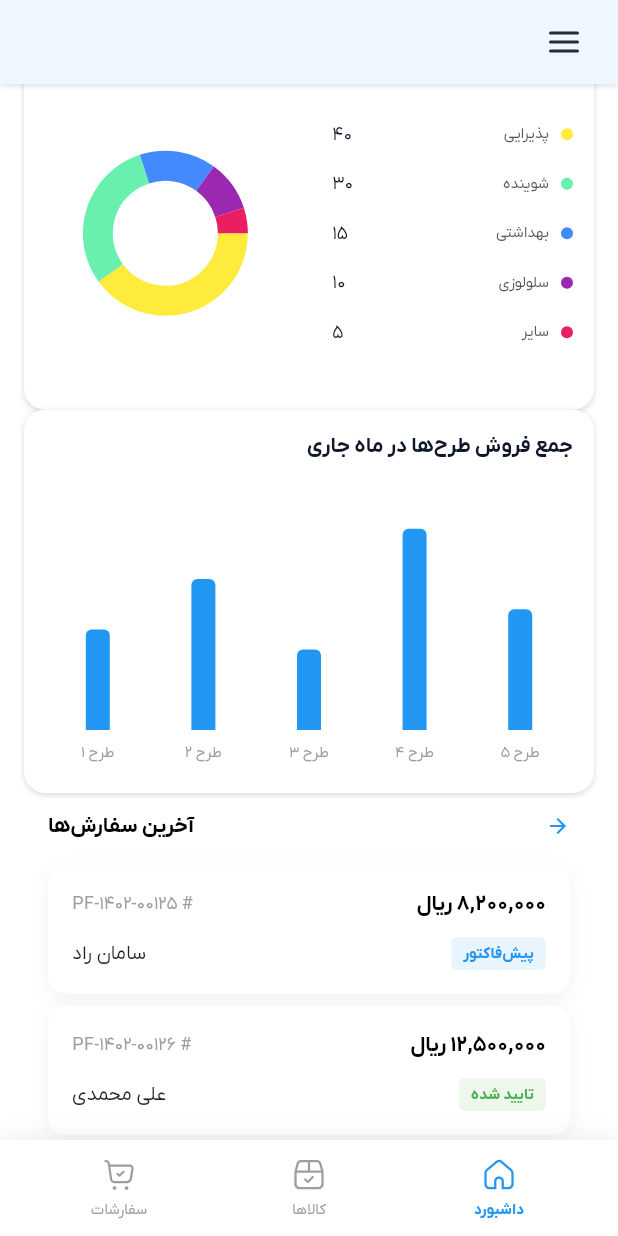
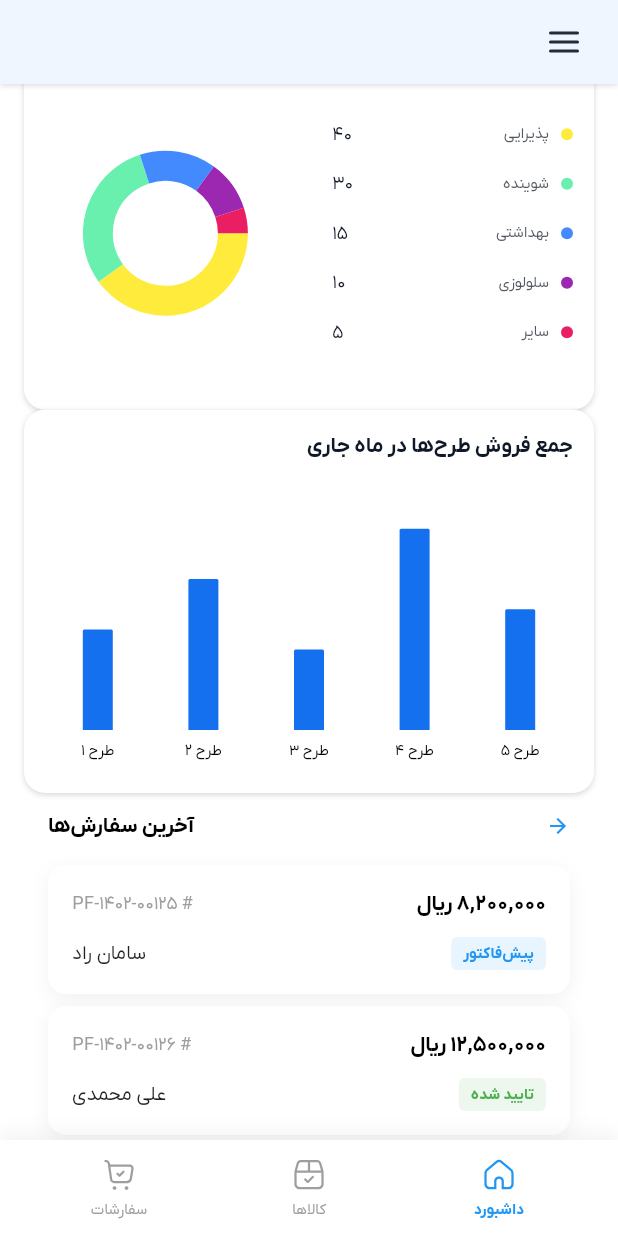
Before and after one commit to eshahrvand/rtc-mobile, a Flutter app: the screen it shows after launch, scrolled down 1026 dp, on a phone screen of 412 x 824 dp. Run offline on Flutter 3.47's test engine with Material 3 defaults, Android fonts, the phone set to English and light mode, and no system bars; drawn by our look-alikes of fl_chart; our stand-ins replace cached_network_image, flutter_bloc, flutter_svg, freezed_annotation, go_router, loading_indicator and 2 more; missing offline and left inert: cached_network_image_platform_interface, persian_datetime_picker; generated files the repository leaves out were written again; statements that could not run were skipped; project files that could hold a hidden picture were left out.

Commit message:
feat: enhance RtcBarChartCard styling with theme integration and improved layout

```diff
--- a/lib/ui/widget/rtc_bar_chart_card.dart
+++ b/lib/ui/widget/rtc_bar_chart_card.dart
@@ -28,8 +28,8 @@ class RtcBarChartCard extends StatelessWidget {
               textAlign: TextAlign.right,
               style: theme.labelLarge!.copyWith(
                 color: AppColors.grayPalette.shade900,
-                fontWeight: FontWeight.w600
-              )
+                fontWeight: FontWeight.w600,
+              ),
             ),
             const SizedBox(height: 12),
             AspectRatio(
@@ -51,10 +51,8 @@ class RtcBarChartCard extends StatelessWidget {
                               padding: const EdgeInsets.only(top: 8.0),
                               child: Text(
                                 data[index].label,
-                                style: const TextStyle(
-                                  color: Colors.grey,
-                                  // // TODO: replace with theme values
-                                  fontSize: 10,
+                                style: theme.bodySmall!.copyWith(
+                                  color: Colors.black,
                                 ),
                               ),
                             );
@@ -82,12 +80,11 @@ class RtcBarChartCard extends StatelessWidget {
                       barRods: [
                         BarChartRodData(
                           toY: entry.value.value,
-                          color: Colors.blue,
-                          // // TODO: replace with theme values
-                          width: 16,
+                          color: AppColors.brandPalette.shade600,
+                          width: 20,
                           borderRadius: const BorderRadius.only(
-                            topLeft: Radius.circular(4),
-                            topRight: Radius.circular(4),
+                            topLeft: Radius.circular(1),
+                            topRight: Radius.circular(1),
                           ),
                         ),
                       ],
```
